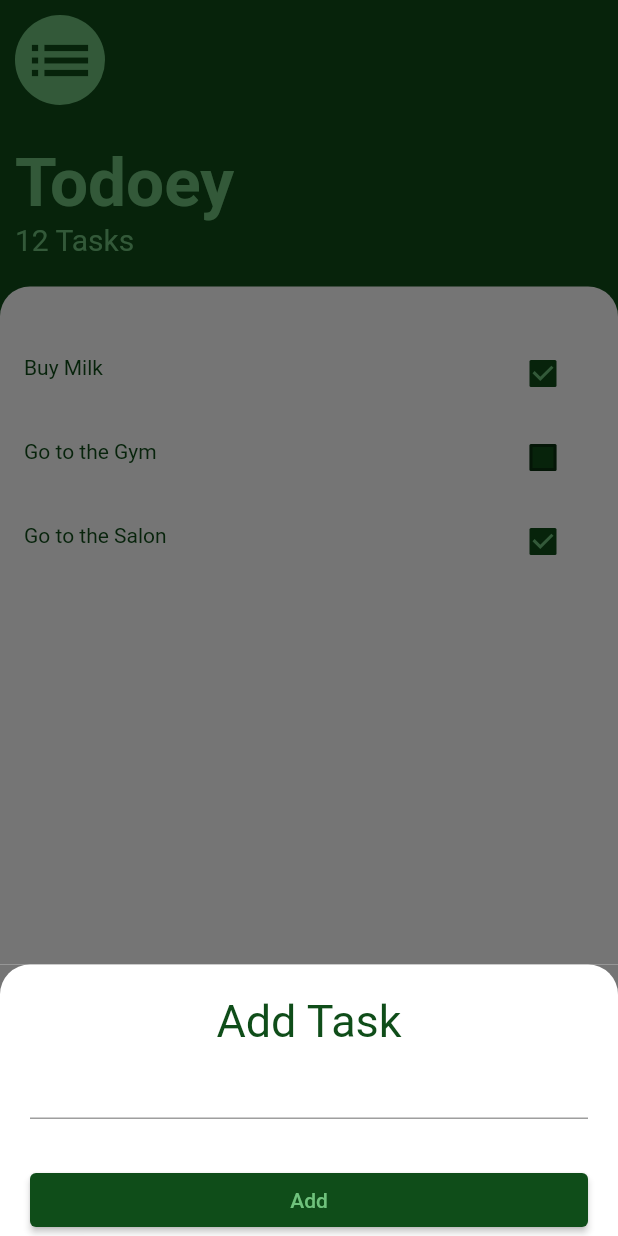
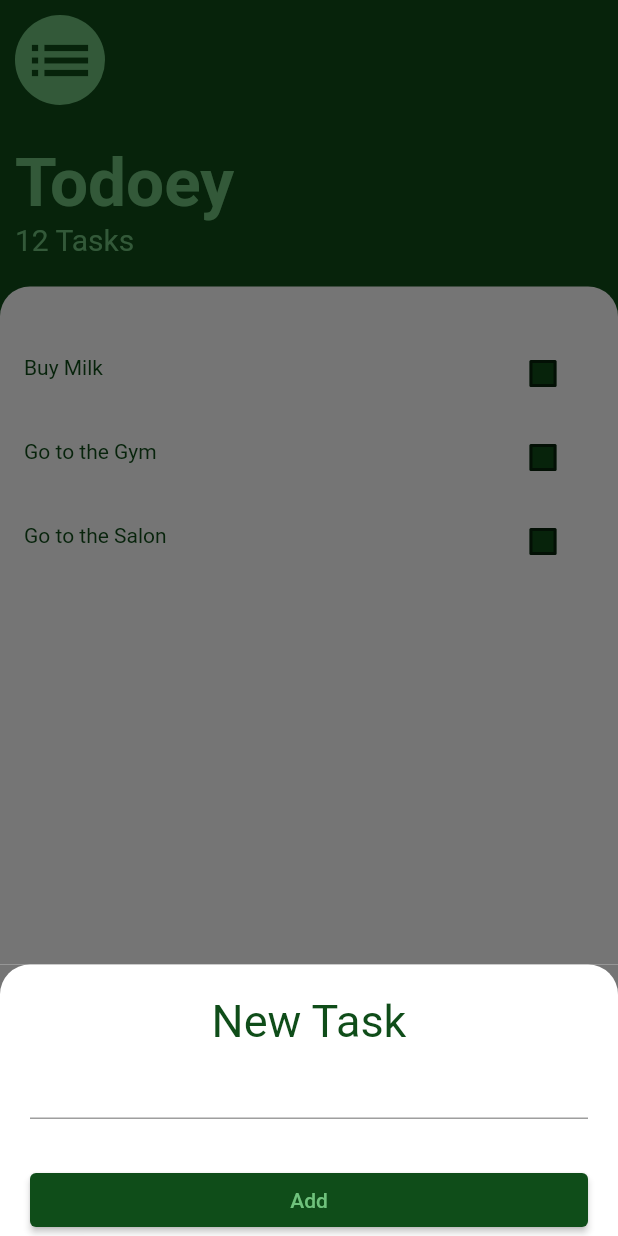
Before and after one commit to temilolasayo/todoey, a Flutter app: the screen it shows after launch, after a tap on the "add" icon, on a phone screen of 412 x 824 dp. Run offline on Flutter 3.47's test engine with Material 2 defaults, Android fonts, the phone set to English and light mode, and no system bars.

```diff
--- /dev/null
+++ b/lib/constants/todo_list.dart
@@ -0,0 +1,7 @@
+import 'package:todoey/models/todos.dart';
+
+List<ToDo> toDoList = [
+  ToDo(todoText: "Buy Milk"),
+  ToDo(todoText: "Go to the Gym"),
+  ToDo(todoText: "Go to the Salon"),
+];
--- a/lib/main.dart
+++ b/lib/main.dart
@@ -1,5 +1,9 @@
 import 'package:flutter/material.dart';
+import 'package:todoey/constants/todo_list.dart';
+import 'package:todoey/models/todos.dart';
 import 'package:todoey/screens/tasks_screen.dart';
+
+List<ToDo> todos = toDoList;
 
 void main() {
   runApp(const Home());
@@ -10,6 +14,9 @@ class Home extends StatelessWidget {
 
   @override
   Widget build(BuildContext context) {
-    return const MaterialApp(home: TasksScreen());
+    return MaterialApp(
+        home: TasksScreen(
+      todos: todos,
+    ));
   }
 }
--- /dev/null
+++ b/lib/models/todos.dart
@@ -0,0 +1,7 @@
+// ignore_for_file: public_member_api_docs, sort_constructors_first
+class ToDo {
+  ToDo({
+    required this.todoText,
+  });
+  final String todoText;
+}
--- a/lib/screens/tasks_screen.dart
+++ b/lib/screens/tasks_screen.dart
@@ -1,11 +1,20 @@
 // ignore_for_file: public_member_api_docs, sort_constructors_first
 import 'package:flutter/material.dart';
 import 'package:todoey/constants/constants.dart';
+import 'package:todoey/constants/todo_list.dart';
+import 'package:todoey/models/todos.dart';
 import 'package:todoey/widgets/add_task.dart';
 import 'package:todoey/widgets/task_list.dart';
 
+List<ToDo> todos = toDoList;
+
 class TasksScreen extends StatelessWidget {
-  const TasksScreen({super.key});
+  const TasksScreen({
+    Key? key,
+    required this.todos,
+  }) : super(key: key);
+
+  final List<ToDo> todos;
 
   @override
   Widget build(BuildContext context) {
@@ -13,7 +22,6 @@ class TasksScreen extends StatelessWidget {
       home: Scaffold(
         floatingActionButton: FloatingActionButton(
           onPressed: () {
-            print("object");
             showModalBottomSheet(
               context: context,
               isScrollControlled: true,
--- a/lib/widgets/add_task.dart
+++ b/lib/widgets/add_task.dart
@@ -1,9 +1,21 @@
 import 'package:flutter/material.dart';
 import 'package:todoey/constants/constants.dart';
+import 'package:todoey/constants/todo_list.dart';
+import 'package:todoey/models/todos.dart';
+import 'package:todoey/screens/tasks_screen.dart';
 
-class AddTask extends StatelessWidget {
+List<ToDo> todos = toDoList;
+// late TextEditingController todoEditingController;
+late String newTodo;
+
+class AddTask extends StatefulWidget {
   const AddTask({super.key});
 
+  @override
+  State<AddTask> createState() => _AddTaskState();
+}
+
+class _AddTaskState extends State<AddTask> {
   @override
   Widget build(BuildContext context) {
     return Container(
@@ -21,7 +33,7 @@ class AddTask extends StatelessWidget {
           crossAxisAlignment: CrossAxisAlignment.stretch,
           children: [
             const Text(
-              "Add Task",
+              "New Task",
               textAlign: TextAlign.center,
               style: TextStyle(
                 fontSize: 30.0,
@@ -29,6 +41,10 @@ class AddTask extends StatelessWidget {
               ),
             ),
             TextFormField(
+              // controller: todoEditingController,
+              onChanged: (value) {
+                newTodo = value;
+              },
               textAlign: TextAlign.center,
               decoration: const InputDecoration(hoverColor: kPrimaryColor),
             ),
@@ -36,7 +52,16 @@ class AddTask extends StatelessWidget {
               height: 30.0,
             ),
             ElevatedButton(
-              onPressed: () {},
+              onPressed: () {
+                setState(() {
+                  todos.add(ToDo(todoText: newTodo));
+                });
+                Navigator.push(
+                    context,
+                    MaterialPageRoute(
+                      builder: ((context) => TasksScreen(todos: todos)),
+                    ));
+              },
               style: const ButtonStyle(
                 backgroundColor: MaterialStatePropertyAll(kPrimaryColor),
               ),
--- a/lib/widgets/task_list.dart
+++ b/lib/widgets/task_list.dart
@@ -1,17 +1,18 @@
 import 'package:flutter/material.dart';
+import 'package:todoey/constants/todo_list.dart';
 import 'package:todoey/widgets/task_tile.dart';
+
+List todos = toDoList;
 
 class TaskList extends StatelessWidget {
   const TaskList({super.key});
 
   @override
   Widget build(BuildContext context) {
-    return ListView(
-      children: const [
-        TaskTile(todoText: "Buy Milk", isChecked: true),
-        TaskTile(todoText: "Go to the Gym", isChecked: false),
-        TaskTile(todoText: "Go to the Salon", isChecked: true),
-      ],
-    );
+    return ListView.builder(
+        itemCount: todos.length,
+        itemBuilder: ((context, index) {
+          return TaskTile(todoText: todos[index].todoText);
+        }));
   }
 }
--- a/lib/widgets/task_tile.dart
+++ b/lib/widgets/task_tile.dart
@@ -1,30 +1,41 @@
+// ignore_for_file: public_member_api_docs, sort_constructors_first
 import 'package:flutter/material.dart';
 import 'package:todoey/constants/constants.dart';
 
-class TaskTile extends StatelessWidget {
+class TaskTile extends StatefulWidget {
   const TaskTile({
     Key? key,
     required this.todoText,
-    required this.isChecked,
   }) : super(key: key);
 
   final String todoText;
-  final bool isChecked;
+
+  @override
+  State<TaskTile> createState() => _TaskTileState();
+}
+
+class _TaskTileState extends State<TaskTile> {
+  bool? isChecked = false;
 
   @override
   Widget build(BuildContext context) {
     return ListTile(
       leading: Text(
-        todoText,
-        style: const TextStyle(
+        widget.todoText,
+        style: TextStyle(
           color: kPrimaryColor,
+          decoration: isChecked! ? TextDecoration.lineThrough : null,
         ),
       ),
       trailing: Checkbox(
         value: isChecked,
         fillColor: const MaterialStatePropertyAll(kPrimaryColor),
         checkColor: kSecondaryColor,
-        onChanged: null,
+        onChanged: (newValue) {
+          setState(() {
+            isChecked = newValue;
+          });
+        },
       ),
     );
   }
```
